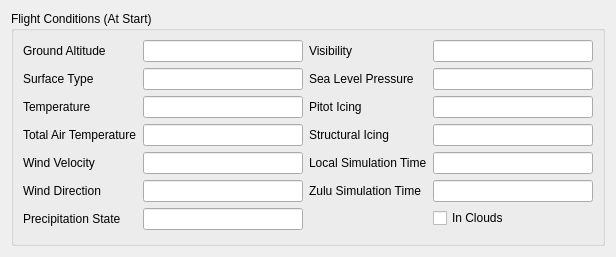
First picture: the form in src/UserInterface/src/Widgets/FlightConditionWidget.ui, repository till213/SkyDolly, before the edit.
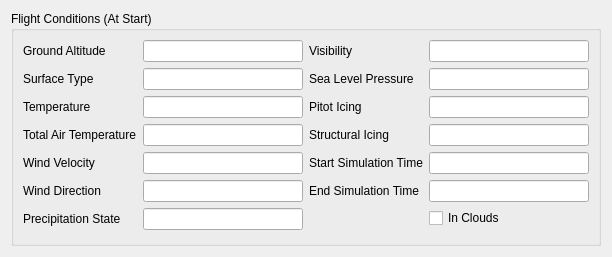
Second picture: the form after the edit.

Commit message: Add end simulation time to flight condition

What changed in the file:
```diff
--- a/src/UserInterface/src/Widgets/FlightConditionWidget.ui
+++ b/src/UserInterface/src/Widgets/FlightConditionWidget.ui
@@ -267,14 +267,14 @@
         <item row="4" column="0">
          <widget class="QLabel" name="label">
           <property name="text">
-           <string>Local Simulation Time</string>
+           <string>Start Simulation Time</string>
           </property>
          </widget>
         </item>
         <item row="5" column="0">
          <widget class="QLabel" name="label_2">
           <property name="text">
-           <string>Zulu Simulation Time</string>
+           <string>End Simulation Time</string>
           </property>
          </widget>
         </item>
```
Left out of the diff: 4 changed lines with no effect on the pictures. The commit also changes 9 other files.
